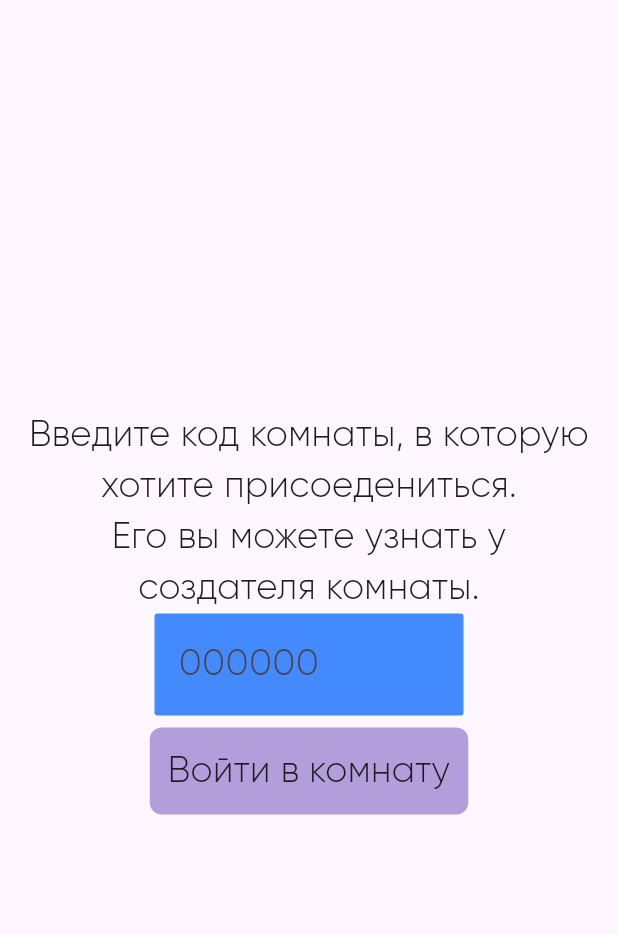
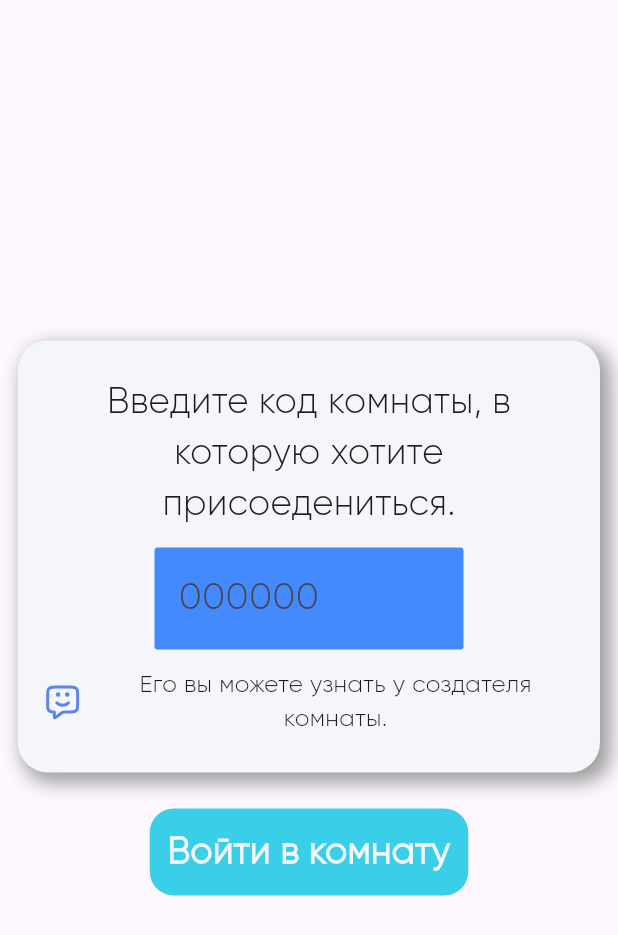
Before and after one commit to mmmark16/travel_app, a Flutter app: the SelectRoomPage widget shown alone on an empty page, opened directly, on a phone screen of 412 x 824 dp. Shown: the top 935 px of the screen. Run offline on Flutter 3.47's test engine with Material 3 defaults, Android fonts, the phone set to English and light mode, and no system bars; our stand-ins replace cloud_firestore, firebase_core, flutter_card_swiper, flutter_svg, fluttertoast; accounts and stored records are empty.

Commit message:
design_create_page_select_page_done
дизайн на основных экранах закончен кроме Text Field

```diff
--- a/lib/page/finish_page.dart
+++ b/lib/page/finish_page.dart
@@ -128,6 +128,7 @@ class _FinishPageState extends State<FinishPage> {
               style: TextStyle(
                 fontSize: 52,
                 color: Color.fromRGBO(244, 246, 251, 1),
+                fontWeight: FontWeight.bold,
               ),
               textAlign: TextAlign.center,
             ),
@@ -234,7 +235,7 @@ class _FinishPageState extends State<FinishPage> {
                       ),
                       child: Text(
                         "Добавить ответ",
-                        style: TextStyle(fontSize: 24, color: Color.fromRGBO(244, 246, 251, 1),),
+                        style: TextStyle(fontSize: 24, color: Color.fromRGBO(244, 246, 251, 1),fontWeight: FontWeight.bold,),
                         textAlign: TextAlign.center,
                       ),
                     ),
@@ -258,7 +259,7 @@ class _FinishPageState extends State<FinishPage> {
                       ),
                       child: Text(
                         "Выйти",
-                        style: TextStyle(fontSize: 24, color: Color.fromRGBO(244, 246, 251, 1),),
+                        style: TextStyle(fontSize: 24, color: Color.fromRGBO(244, 246, 251, 1),fontWeight: FontWeight.bold,),
                         textAlign: TextAlign.center,
                       ),
                     ),
--- a/lib/page/select_rooms_page.dart
+++ b/lib/page/select_rooms_page.dart
@@ -1,5 +1,6 @@
 import 'package:cloud_firestore/cloud_firestore.dart';
 import 'package:flutter/material.dart';
+import 'package:flutter_svg/svg.dart';
 import 'package:fluttertoast/fluttertoast.dart';
 import 'package:travel_app/page/finish_page.dart';
 
@@ -12,7 +13,9 @@ class SelectRoomPage extends StatefulWidget {
   @override
   State<SelectRoomPage> createState() => _SelectRoomPagePageState();
 }
+
 TextEditingController _controller = new TextEditingController();
+
 class _SelectRoomPagePageState extends State<SelectRoomPage> {
   @override
   Widget build(BuildContext context) {
@@ -21,19 +24,42 @@ class _SelectRoomPagePageState extends State<SelectRoomPage> {
       child: Column(
         mainAxisAlignment: MainAxisAlignment.center,
         children: [
+          Container(
+            padding: EdgeInsets.only(left: 12, right: 12, top: 24, bottom: 24),
+            decoration: BoxDecoration(
+              color: Color.fromRGBO(244, 246, 251, 1),
+              borderRadius: BorderRadius.circular(20),
+              boxShadow: [
+                BoxShadow(
+                  color: Colors.grey,
+                  offset: const Offset(
+                    5.0,
+                    5.0,
+                  ),
+                  blurRadius: 10.0,
+                  spreadRadius: 2.0,
+                ),
+              ],
+            ),
+            child: Column(
+              children: [
                 Text(
-            "Введите код комнаты, в которую хотите присоедениться.\nЕго вы можете узнать у создателя комнаты.",
+                  "Введите код комнаты, в которую хотите присоедениться.",
                   style: TextStyle(fontSize: 24),
                   textAlign: TextAlign.center,
                 ),
-          Container(
+                Padding(
+                  padding: const EdgeInsets.only(top: 12.0, bottom: 12),
+                  child: Container(
                     width: MediaQuery.of(context).size.width / 2,
                     child: TextField(
                       controller: _controller,
                       keyboardType: TextInputType.number,
                       decoration: InputDecoration(
                         hintText: "000000",
-                hintStyle: TextStyle(fontSize: 24,),
+                        hintStyle: TextStyle(
+                          fontSize: 24,
+                        ),
                         filled: true,
                         fillColor: Colors.blueAccent,
                         border: OutlineInputBorder(
@@ -42,8 +68,30 @@ class _SelectRoomPagePageState extends State<SelectRoomPage> {
                       ),
                     ),
                   ),
+                ),
+                Row(
+                  mainAxisAlignment: MainAxisAlignment.spaceAround,
+                  children: [
+                    SvgPicture.asset(
+                      'assets/image/Iconsmile.svg',
+                      width: 24,
+                      height: 24,
+                    ),
+                    Container(
+                      width: MediaQuery.of(context).size.width / 1.3,
+                      child: Text(
+                        "Его вы можете узнать у создателя комнаты.",
+                        style: TextStyle(fontSize: 16),
+                        textAlign: TextAlign.center,
+                      ),
+                    ),
+                  ],
+                ),
+              ],
+            ),
+          ),
           Padding(
-            padding: const EdgeInsets.all(8.0),
+            padding: const EdgeInsets.only(top: 24),
             child: GestureDetector(
               onTap: () async {
                 QuerySnapshot qSnapRoom =
@@ -67,35 +115,42 @@ class _SelectRoomPagePageState extends State<SelectRoomPage> {
                     roomList.add(_timeRoom);
                   }
                 });
-                for(int i = 0; i < roomList.length; i++){
-                  if(_controller.text != roomList[i].id){
-                    if(i == roomList.length-1){
+                for (int i = 0; i < roomList.length; i++) {
+                  if (_controller.text != roomList[i].id) {
+                    if (i == roomList.length - 1) {
                       Fluttertoast.showToast(
-                          msg: "Неверный код!",    toastLength:
-                      Toast.LENGTH_SHORT,    gravity:
-                      ToastGravity.CENTER,    timeInSecForIosWeb: 1,    backgroundColor:
-                      Colors.red,    textColor: Colors.white,    fontSize: 16.0);
+                          msg: "Неверный код!",
+                          toastLength: Toast.LENGTH_SHORT,
+                          gravity: ToastGravity.CENTER,
+                          timeInSecForIosWeb: 1,
+                          backgroundColor: Colors.red,
+                          textColor: Colors.white,
+                          fontSize: 16.0);
                     }
-
                   } else {
                     Navigator.push(
                       context,
-                      MaterialPageRoute(builder: (context) => FinishPage(code: _controller.text)),
+                      MaterialPageRoute(
+                          builder: (context) =>
+                              FinishPage(code: _controller.text)),
                     );
                     break;
                   }
                 }
-
               },
               child: Container(
                 padding: const EdgeInsets.all(12),
                 decoration: BoxDecoration(
-                  color: Colors.deepPurple.shade200,
-                  borderRadius: BorderRadius.circular(8),
+                  color: Color.fromRGBO(58, 207, 233, 1),
+                  borderRadius: BorderRadius.circular(16),
                 ),
                 child: Text(
                   "Войти в комнату",
-                  style: TextStyle(fontSize: 24),
+                  style: TextStyle(
+                    fontSize: 24,
+                    color: Color.fromRGBO(244, 246, 251, 1),
+                    fontWeight: FontWeight.bold,
+                  ),
                   textAlign: TextAlign.center,
                 ),
               ),
--- a/pubspec.yaml
+++ b/pubspec.yaml
@@ -39,6 +39,7 @@ dependencies:
   firebase_core:
   cloud_firestore:
   fluttertoast:
+  flutter_svg: ^2.0.10+1
 
 
 
```
Also changed, not shown: lib/page/create_room_page.dart (+57 -23 lines), assets/image/japan.jpg (deleted), assets/image/japan_tour.jpg (deleted), pubspec.lock. Lines whose indentation alone changed are shown as unchanged.
